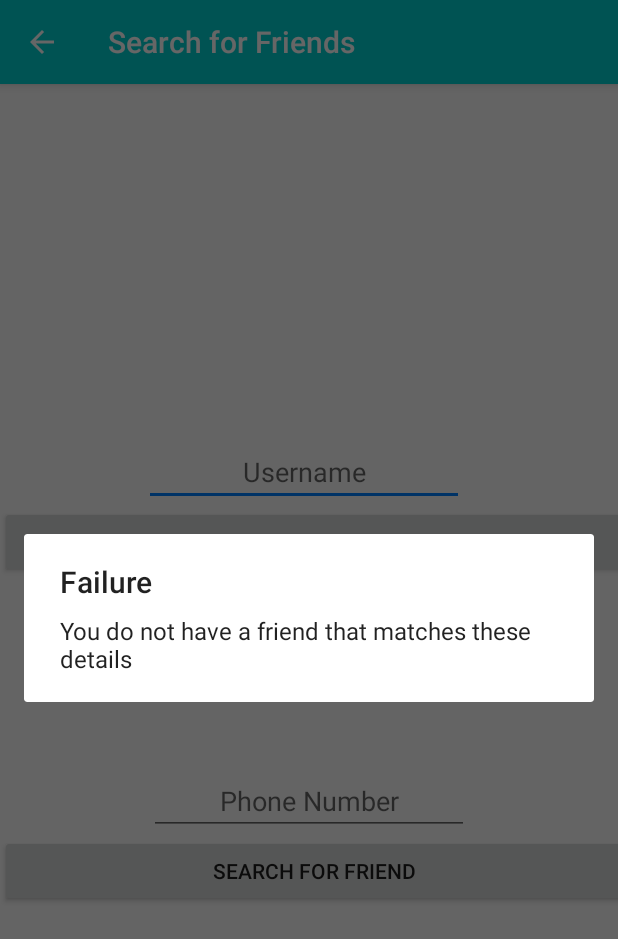
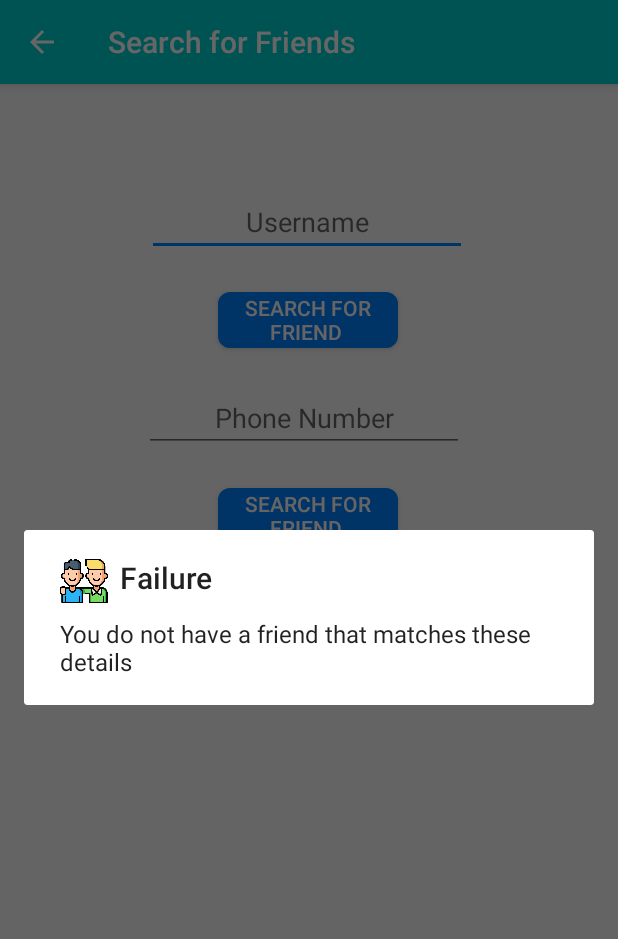
Before and after one commit to cshields236/FriendApp, an Android app: the SearchActivity screen opened directly, with no data from a screen before it, after a tap on "SEARCH FOR FRIEND", on a phone screen of 412 x 824 dp. Shown: the top 939 px of the screen. Run offline under Robolectric (Android 15) with nearby library versions, the phone set to English and light mode, and no system bars.

Commit message:
probably everything done

```diff
--- a/app/src/main/java/com/example/assignment2/Launch.java
+++ b/app/src/main/java/com/example/assignment2/Launch.java
@@ -18,7 +18,7 @@ public class Launch extends AppCompatActivity {
         ImageView add = findViewById(R.id.imageView3);
         ImageView view = findViewById(R.id.imageView6);
         ImageView uodate = findViewById (R.id.imageView16);
-        ImageView search  = findViewById(R.id.imageView15);
+        ImageView search  = findViewById(R.id.imageview1);
 
 
 
--- a/app/src/main/java/com/example/assignment2/SearchActivity.java
+++ b/app/src/main/java/com/example/assignment2/SearchActivity.java
@@ -8,14 +8,24 @@ import androidx.recyclerview.widget.LinearLayoutManager;
 
 import android.content.Intent;
 import android.database.Cursor;
+import android.graphics.fonts.Font;
+import android.graphics.fonts.FontStyle;
+import android.media.Image;
 import android.os.Bundle;
 import android.view.View;
+import android.widget.Button;
 import android.widget.EditText;
+import android.widget.TextView;
+
+import org.w3c.dom.Text;
 
 import java.util.List;
 
+import static android.graphics.fonts.FontStyle.FONT_WEIGHT_BOLD;
+
 public class SearchActivity extends AppCompatActivity {
     DatabseHelper myDB;
+    List<Friend> friendList;
 
     @Override
     protected void onCreate(Bundle savedInstanceState) {
@@ -25,15 +35,32 @@ public class SearchActivity extends AppCompatActivity {
 
         ActionBar actionBar = getSupportActionBar();
         actionBar.setTitle("Search for Friends");
+
+
     }
 
     public void findByUsername(View view) {
+
         EditText uSearch = findViewById(R.id.unSearch);
         String username = uSearch.getText().toString();
+        Button b = findViewById(R.id.ed);
+        Button b1 = findViewById(R.id.searchBtn);
+        EditText uNumber = findViewById(R.id.numSearch);
+        Button b2 = findViewById(R.id.numberSearch);
+        TextView t = findViewById(R.id.textView2);
         DatabseHelper databaseHelper = new DatabseHelper(getApplicationContext());
-        List<Friend> friendList = databaseHelper.searchByUsername(username);
+        friendList = databaseHelper.searchByUsername(username);
+
+
         if (friendList != null) {
-            showMessage("Success! Friend Found ", "Username: " + friendList.get(0).getUsername() + "\nEmail: " + friendList.get(0).getEmail() + "\nPhone Number: " + friendList.get(0).getPhoneNum());
+            t.setText("User Profile:\nUsername: " + friendList.get(0).getUsername() + "\n\n\nEmail: " + friendList.get(0).getEmail() + "\n\n\nPhone Number: " + friendList.get(0).getPhoneNum());
+            b.setVisibility(View.VISIBLE);
+            uSearch.setVisibility(View.INVISIBLE);
+            b1.setVisibility(View.INVISIBLE);
+            uNumber.setVisibility(View.INVISIBLE);
+            b2.setVisibility(View.INVISIBLE);
+
+
         } else {
             showMessage("Failure", "You do not have a friend that matches these details ");
         }
@@ -42,12 +69,24 @@ public class SearchActivity extends AppCompatActivity {
     }
 
     public void findByNumber(View view) {
+        EditText uSearch = findViewById(R.id.unSearch);
+        Button b = findViewById(R.id.ed);
+        Button b1 = findViewById(R.id.searchBtn);
         EditText uNumber = findViewById(R.id.numSearch);
+        Button b2 = findViewById(R.id.numberSearch);
+        TextView t = findViewById(R.id.textView2);
+
         String number = uNumber.getText().toString();
         DatabseHelper databaseHelper = new DatabseHelper(getApplicationContext());
-        List<Friend> friendList = databaseHelper.searchByNumber(number);
+        friendList = databaseHelper.searchByNumber(number);
         if (friendList != null) {
-            showMessage("Success! Friend Found ", "Username: " + friendList.get(0).getUsername() + "\nEmail: " + friendList.get(0).getEmail() + "\nPhone Number: " + friendList.get(0).getPhoneNum());
+            t.setText("User Profile:\n\nUsername: " + friendList.get(0).getUsername() + "\n\n\nEmail: " + friendList.get(0).getEmail() + "\n\n\nPhone Number: " + friendList.get(0).getPhoneNum());
+            b.setVisibility(View.VISIBLE);
+            uSearch.setVisibility(View.INVISIBLE);
+            b1.setVisibility(View.INVISIBLE);
+            uNumber.setVisibility(View.INVISIBLE);
+            b2.setVisibility(View.INVISIBLE);
+
         } else {
             showMessage("Failure", "You do not have a friend that matches these details ");
         }
@@ -56,13 +95,20 @@ public class SearchActivity extends AppCompatActivity {
     }
 
 
-
     public void showMessage(String title, String message) {
         AlertDialog.Builder builder = new AlertDialog.Builder(this);
         builder.setCancelable(true);
         builder.setTitle(title);
         builder.setMessage(message);
+        builder.setIcon(R.drawable.friendship);
+
         builder.show();
     }
 
+    public void edit(View v) {
+
+        Intent i = new Intent(SearchActivity.this, UpdateActivity.class);
+        i.putExtra("selected_friend", friendList.get(0));
+        startActivity(i);
+    }
 }
--- /dev/null
+++ b/app/src/main/res/drawable/roundbutton.xml
@@ -0,0 +1,9 @@
+<?xml version="1.0" encoding="utf-8"?>
+<shape xmlns:android="http://schemas.android.com/apk/res/android"
+    android:shape="rectangle">
+    <solid android:color="#0080FF" />
+    <corners android:bottomRightRadius="8dp"
+        android:bottomLeftRadius="8dp"
+        android:topRightRadius="8dp"
+        android:topLeftRadius="8dp"/>
+</shape>
--- a/app/src/main/res/layout/activity_main.xml
+++ b/app/src/main/res/layout/activity_main.xml
@@ -44,6 +44,7 @@
         android:layout_marginEnd="104dp"
         android:layout_marginBottom="94dp"
         android:ems="10"
+
         android:inputType="number"
         android:hint="Phone Number"
         android:textAlignment="center"
@@ -60,6 +61,8 @@
         android:layout_marginBottom="116dp"
         android:onClick="register"
         android:text="Add Friend "
+        android:textColor="#FFFFFCFC"
+        android:background="@drawable/roundbutton"
         android:textAlignment="center"
         app:layout_constraintBottom_toBottomOf="parent"
         app:layout_constraintEnd_toEndOf="parent"
--- a/app/src/main/res/layout/activity_search.xml
+++ b/app/src/main/res/layout/activity_search.xml
@@ -7,50 +7,92 @@
     tools:context=".SearchActivity">
 
 
-    <LinearLayout
-        android:layout_width="423dp"
-        android:layout_height="733dp"
-        android:orientation="vertical"
-        app:layout_constraintBottom_toBottomOf="parent"
-        app:layout_constraintStart_toStartOf="parent">
-
     <EditText
         android:id="@+id/unSearch"
         android:layout_width="wrap_content"
         android:layout_height="wrap_content"
-            android:layout_marginStart="96dp"
-            android:layout_marginTop="201dp"
+        android:layout_marginStart="98dp"
+        android:layout_marginTop="69dp"
         android:ems="10"
         android:hint="Username"
         android:inputType="textPersonName"
-            android:textAlignment="center" />
+        android:textAlignment="center"
+        app:layout_constraintStart_toStartOf="parent"
+        app:layout_constraintTop_toTopOf="parent" />
 
     <Button
         android:id="@+id/searchBtn"
-            android:layout_width="match_parent"
-            android:layout_height="wrap_content"
+        android:layout_width="120dp"
+        android:layout_height="37dp"
+        android:layout_marginStart="99dp"
+        android:layout_marginTop="24dp"
+        android:layout_marginEnd="115dp"
+        android:background="@drawable/roundbutton"
         android:onClick="findByUsername"
-            android:text="Search For Friend " />
+        android:text="Search for Friend "
+        android:textColor="#FFFFFCFC"
+        app:layout_constraintEnd_toEndOf="parent"
+        app:layout_constraintHorizontal_bias="0.597"
+        app:layout_constraintStart_toStartOf="parent"
+        app:layout_constraintTop_toBottomOf="@+id/unSearch" />
 
     <EditText
         android:id="@+id/numSearch"
         android:layout_width="wrap_content"
         android:layout_height="wrap_content"
-            android:layout_marginStart="99dp"
-            android:layout_marginTop="126dp"
+        android:layout_marginStart="96dp"
+        android:layout_marginTop="24dp"
         android:ems="10"
         android:hint="Phone Number"
         android:inputType="textPersonName"
-            android:textAlignment="center" />
-
+        android:textAlignment="center"
+        app:layout_constraintStart_toStartOf="parent"
+        app:layout_constraintTop_toBottomOf="@+id/searchBtn" />
 
     <Button
         android:id="@+id/numberSearch"
-            android:layout_width="match_parent"
-            android:layout_height="wrap_content"
+        android:layout_width="120dp"
+        android:layout_height="37dp"
+        android:layout_marginStart="99dp"
+        android:layout_marginTop="24dp"
+        android:layout_marginEnd="115dp"
+        android:background="@drawable/roundbutton"
         android:onClick="findByNumber"
-            android:text="Search for Friend " />
+        android:text="Search for Friend "
+        android:textColor="#FFFFFCFC"
+        app:layout_constraintEnd_toEndOf="parent"
+        app:layout_constraintHorizontal_bias="0.597"
+        app:layout_constraintStart_toStartOf="parent"
+        app:layout_constraintTop_toBottomOf="@+id/numSearch" />
+
+    <TextView
+        android:id="@+id/textView2"
+        android:layout_width="253dp"
+        android:layout_height="464dp"
+        android:layout_marginStart="73dp"
+        android:layout_marginBottom="151dp"
+
+        app:layout_constraintBottom_toBottomOf="parent"
+        app:layout_constraintStart_toStartOf="parent"
+        android:textSize="20dp"
+        />
+
+    <Button
+        android:id="@+id/ed"
+        android:layout_width="120dp"
+        android:layout_height="37dp"
+        android:layout_marginStart="99dp"
+        android:layout_marginTop="480dp"
+        android:layout_marginEnd="115dp"
+        android:background="@drawable/roundbutton"
+        android:onClick="edit"
+        android:text="Edit"
+        android:textColor="#FFFFFCFC"
+        android:visibility="invisible"
+        app:layout_constraintEnd_toEndOf="parent"
+        app:layout_constraintHorizontal_bias="0.597"
+        app:layout_constraintStart_toStartOf="parent"
+        app:layout_constraintTop_toBottomOf="@+id/unSearch" />
 
 
-    </LinearLayout>
 </androidx.constraintlayout.widget.ConstraintLayout>
--- a/app/src/main/res/layout/activity_update.xml
+++ b/app/src/main/res/layout/activity_update.xml
@@ -61,6 +61,8 @@
         android:onClick="updateData"
         android:text="Update Details "
         android:textAlignment="center"
+        android:textColor="#FFFFFCFC"
+        android:background="@drawable/roundbutton"
         app:layout_constraintBottom_toBottomOf="parent"
         app:layout_constraintEnd_toEndOf="parent"
         app:layout_constraintStart_toStartOf="parent" />
--- /dev/null
+++ b/app/src/main/res/values/refs.xml
@@ -0,0 +1,4 @@
+<?xml version="1.0" encoding="utf-8"?>
+<resources>
+    <drawable name="searchey" />
+</resources>
```
Also changed, not shown: app/src/main/java/com/example/assignment2/MyAdapter.java (+12 -3 lines), app/src/main/java/com/example/assignment2/ShowFriends.java (+11 -1 lines), app/src/main/res/layout/activity_launch.xml (+25 -26 lines), app/src/main/res/layout/row_layout.xml (+9 -5 lines), app/src/main/res/drawable/add.png (added), app/src/main/res/drawable/friendship.png (added), app/src/main/res/drawable/reload.png (added), app/src/main/res/drawable/s.png (added), app/src/main/res/drawable/search.jpg (deleted), app/src/main/res/drawable/user.png (added). Lines whose indentation alone changed are shown as unchanged.
